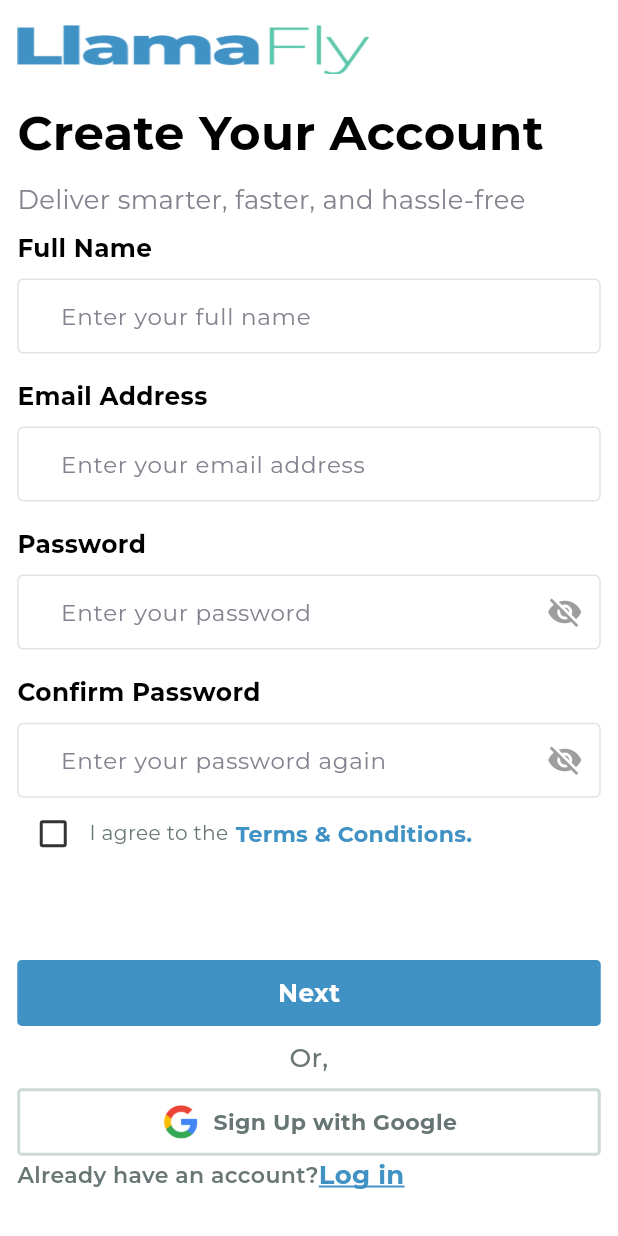
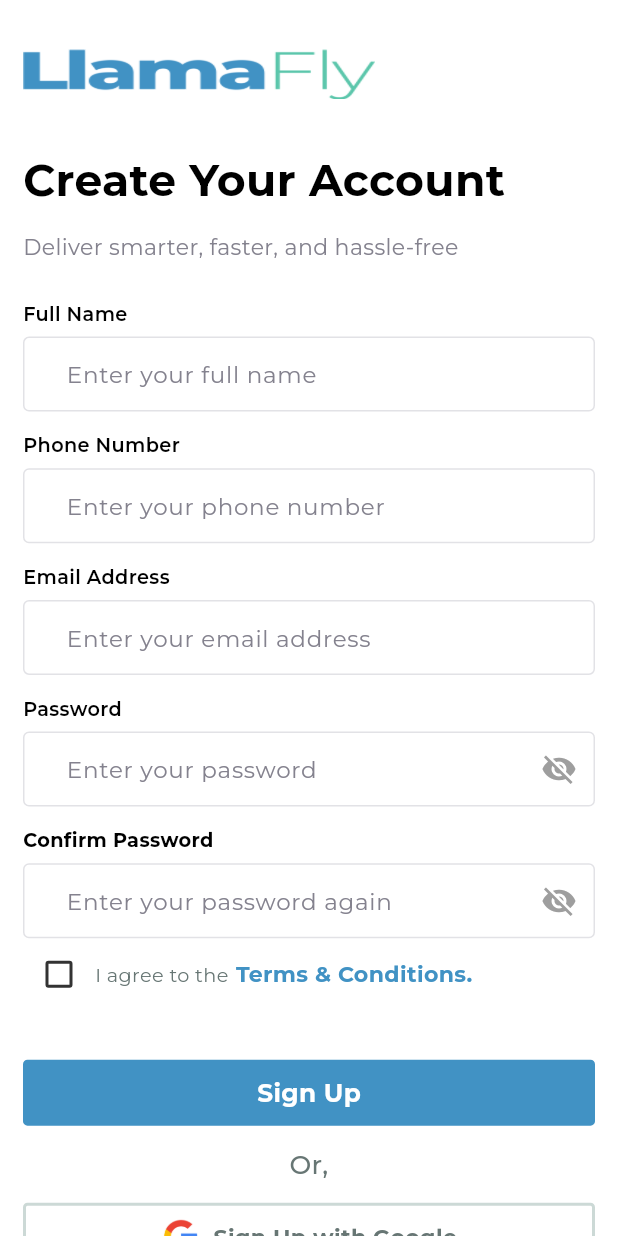
Before and after one commit to alphabetic100/courier_app, a Flutter app: the SignUpScreen screen opened directly, on a phone screen of 412 x 824 dp. Run offline on Flutter 3.47's test engine with Material 3 defaults, Android fonts, the phone set to English and light mode, and no system bars; our stand-ins replace dotted_border, get, google_fonts, image_picker, logger, pin_code_fields and 1 more; accounts and stored records are empty.

Commit message:
Add dotted_border dependency; update layout and styling in identity verification and payment setup screens for improved UI consistency

```diff
--- a/lib/features/authentication/presentation/screens/sign_up_screens/sign_up_screen.dart
+++ b/lib/features/authentication/presentation/screens/sign_up_screens/sign_up_screen.dart
@@ -15,98 +15,115 @@ import 'package:get/get.dart';
 
 class SignUpScreen extends StatelessWidget {
   SignUpScreen({super.key});
+  final TextEditingController fullNameController = TextEditingController();
   final TextEditingController emailController = TextEditingController();
+  final TextEditingController phoneNumberController = TextEditingController();
   final TextEditingController passwordController = TextEditingController();
   final TextEditingController confirmPasswordController =
       TextEditingController();
-  final TextEditingController fullNameController = TextEditingController();
+
   final _formKey = GlobalKey<FormState>();
 
   final SingUpController singUpController = Get.find<SingUpController>();
   @override
   Widget build(BuildContext context) {
     return Scaffold(
-      body: SafeArea(
+      body: SizedBox(
+        height: AppSizes.height,
+        width: AppSizes.width,
         child: SingleChildScrollView(
           child: Padding(
-            padding: EdgeInsets.symmetric(horizontal: getWidth(12)),
-            child: SizedBox(
-              width: AppSizes.width,
+            padding: EdgeInsets.symmetric(horizontal: getWidth(16)),
+            child: SafeArea(
               child: Column(
                 crossAxisAlignment: CrossAxisAlignment.start,
                 mainAxisAlignment: MainAxisAlignment.end,
                 children: [
-                  VerticalSpace(height: getHeight(20)),
+                  VerticalSpace(height: getHeight(40)),
                   ShowAppLogo(),
-                  VerticalSpace(height: getHeight(20)),
+                  VerticalSpace(height: getHeight(40)),
                   Text(
                     "Create Your Account",
                     style: getTextStyleMsrt(
                         color: Colors.black,
-                        fontSize: getWidth(35),
+                        fontSize: getWidth(32),
                         fontWeight: FontWeight.bold),
                   ),
-                  VerticalSpace(height: getHeight(10)),
+                  VerticalSpace(height: getHeight(16)),
                   Text(
                     "Deliver smarter, faster, and hassle-free",
-                    style: getTextStyleMsrt(color: Color(0xFF84828E)),
+                    style: getTextStyleMsrt(
+                        color: Color(0xFF84828E), fontSize: getWidth(16)),
                   ),
-                  VerticalSpace(height: getHeight(10)),
+                  VerticalSpace(height: getHeight(30)),
                   //Full Name
                   Text(
                     "Full Name",
                     style: getTextStyleMsrt(
                         color: AppColors.black,
-                        fontSize: getWidth(18),
-                        fontWeight: FontWeight.bold),
+                        fontSize: getWidth(14),
+                        fontWeight: FontWeight.w600),
                   ),
-                  VerticalSpace(height: getHeight(10)),
+                  VerticalSpace(height: getHeight(8)),
                   CustomTexFormField(
                     controller: fullNameController,
                     hintText: "Enter your full name",
                   ),
-                  VerticalSpace(height: getHeight(20)),
+                  VerticalSpace(height: getHeight(16)),
+                  Text(
+                    "Phone Number",
+                    style: getTextStyleMsrt(
+                        color: AppColors.black,
+                        fontSize: getWidth(14),
+                        fontWeight: FontWeight.w600),
+                  ),
+                  VerticalSpace(height: getHeight(8)),
+                  CustomTexFormField(
+                    controller: phoneNumberController,
+                    hintText: "Enter your phone number",
+                  ),
+                  VerticalSpace(height: getHeight(16)),
                   Text(
                     "Email Address",
                     style: getTextStyleMsrt(
                         color: AppColors.black,
-                        fontSize: getWidth(18),
-                        fontWeight: FontWeight.bold),
+                        fontSize: getWidth(14),
+                        fontWeight: FontWeight.w600),
                   ),
-                  VerticalSpace(height: getHeight(10)),
+                  VerticalSpace(height: getHeight(8)),
 
                   //Email Address
                   CustomTexFormField(
                     controller: emailController,
                     hintText: "Enter your email address",
                   ),
-                  VerticalSpace(height: getHeight(20)),
+                  VerticalSpace(height: getHeight(16)),
 
                   //Password
                   Text(
                     "Password",
                     style: getTextStyleMsrt(
                         color: AppColors.black,
-                        fontSize: getWidth(18),
-                        fontWeight: FontWeight.bold),
+                        fontSize: getWidth(14),
+                        fontWeight: FontWeight.w600),
                   ),
-                  VerticalSpace(height: getHeight(10)),
+                  VerticalSpace(height: getHeight(8)),
                   CustomTexFormField(
                     controller: passwordController,
                     hintText: "Enter your password",
                     isPassword: true,
                   ),
-                  VerticalSpace(height: getHeight(20)),
+                  VerticalSpace(height: getHeight(16)),
 
                   //Confirm Password
                   Text(
                     "Confirm Password",
                     style: getTextStyleMsrt(
                         color: AppColors.black,
-                        fontSize: getWidth(18),
+                        fontSize: getWidth(14),
                         fontWeight: FontWeight.bold),
                   ),
-                  VerticalSpace(height: getHeight(10)),
+                  VerticalSpace(height: getHeight(8)),
                   CustomTexFormField(
                     controller: confirmPasswordController,
                     hintText: "Enter your password again",
@@ -123,7 +140,7 @@ class SignUpScreen extends StatelessWidget {
                       Row(children: [
                         CustomText(
                           text: "I agree to the",
-                          fontSize: 14,
+                          fontSize: getWidth(14),
                           fontWeight: FontWeight.normal,
                           color: AppColors.bodyTextColor,
                         ),
@@ -139,19 +156,19 @@ class SignUpScreen extends StatelessWidget {
                       ])
                     ],
                   ),
-                  VerticalSpace(height: AppSizes.height * 0.073),
+                  VerticalSpace(height: getHeight(40)),
                   CustomButton(
                       onPressed: () {
                         Get.toNamed(AppRoute.identityVerificationScreen1);
                       },
                       child: Text(
-                        "Next",
+                        "Sign Up",
                         style: getTextStyleMsrt(
                             color: Colors.white,
                             fontSize: getWidth(18),
                             fontWeight: FontWeight.bold),
                       )),
-                  VerticalSpace(height: getHeight(10)),
+                  VerticalSpace(height: getHeight(16)),
                   SizedBox(
                       width: AppSizes.width,
                       child: Text(
@@ -161,7 +178,7 @@ class SignUpScreen extends StatelessWidget {
                             fontWeight: FontWeight.w500),
                         textAlign: TextAlign.center,
                       )),
-                  VerticalSpace(height: getHeight(10)),
+                  VerticalSpace(height: getHeight(16)),
                   CustomButton(
                       isPrimary: false,
                       onPressed: () {
@@ -181,12 +198,14 @@ class SignUpScreen extends StatelessWidget {
                           ),
                         ],
                       )),
+                  VerticalSpace(height: getHeight(16)),
                   Row(
                     children: [
                       CustomText(
                         text: "Already have an account?",
                         fontSize: getWidth(16),
                       ),
+                      HorizontalSpace(width: getWidth(5)),
                       CustomTextButton(
                         isUnderline: true,
                         fontSize: 18,
@@ -198,7 +217,7 @@ class SignUpScreen extends StatelessWidget {
                       ),
                     ],
                   ),
-                  VerticalSpace(height: getHeight(10)),
+                  VerticalSpace(height: getHeight(16)),
                 ],
               ),
             ),
--- a/pubspec.yaml
+++ b/pubspec.yaml
@@ -44,6 +44,7 @@ dependencies:
   image_picker: ^1.1.2
   file_picker: ^8.1.7
   pin_code_fields: ^8.0.1
+  dotted_border: ^2.1.0
 
   # Icons
   cupertino_icons: ^1.0.8
```
Also changed, not shown: lib/features/authentication/presentation/components/select_identity_card.dart (+4 -3 lines), lib/features/authentication/presentation/screens/sign_up_screens/identity_verification_screen1.dart (+10 -9 lines), lib/features/authentication/presentation/screens/sign_up_screens/identity_verification_screen2.dart (+18 -16 lines), lib/features/authentication/presentation/screens/sign_up_screens/identity_verification_screen3.dart (+116 -17 lines), lib/features/authentication/presentation/screens/sign_up_screens/payment_setup_screen.dart (+9 -8 lines), pubspec.lock.
